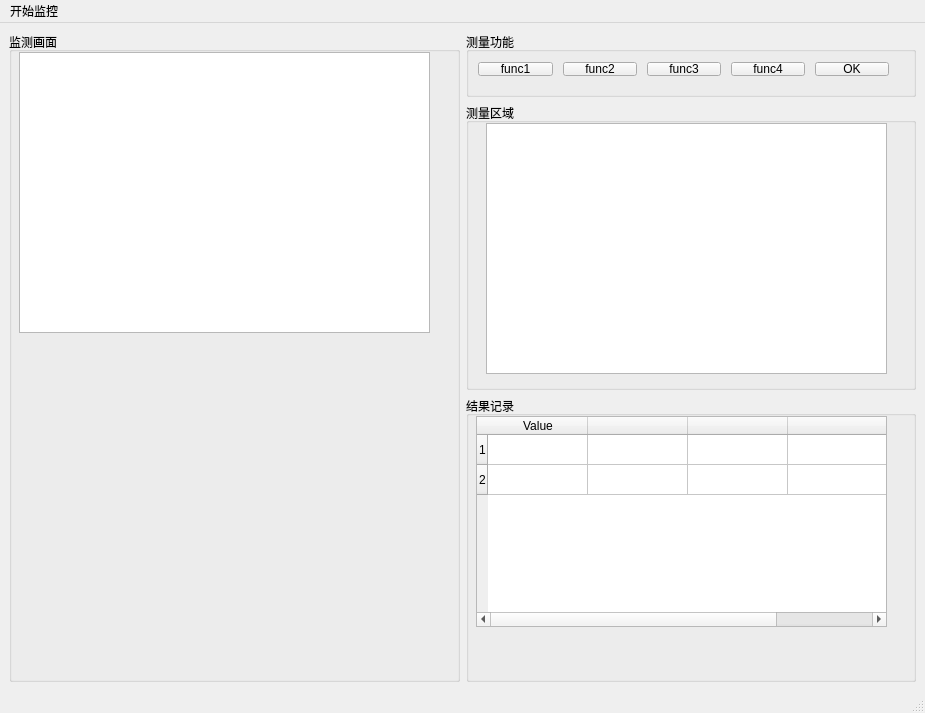
This is main.ui in Bymas1997/pywindow as Qt 5 draws it before an edit. The edited form follows.
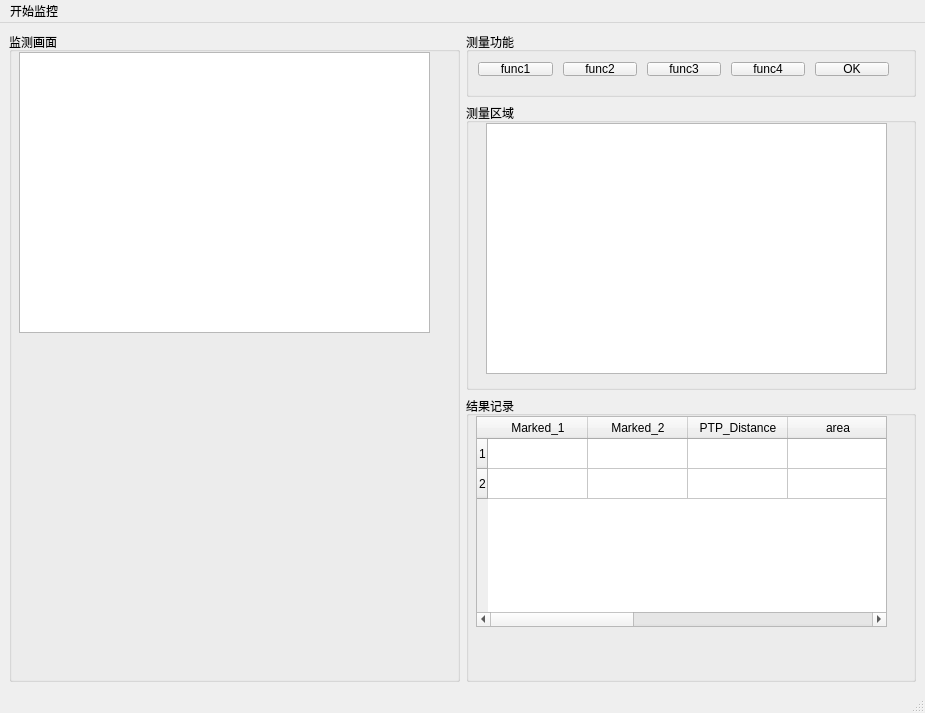
This is the edited form.

Patch:
```diff
--- a/main.ui
+++ b/main.ui
@@ -180,7 +180,27 @@
            </row>
            <column>
             <property name="text">
-             <string>Value</string>
+             <string>Marked_1</string>
+            </property>
+           </column>
+           <column>
+            <property name="text">
+             <string>Marked_2</string>
+            </property>
+           </column>
+           <column>
+            <property name="text">
+             <string>PTP_Distance</string>
+            </property>
+           </column>
+           <column>
+            <property name="text">
+             <string>area</string>
+            </property>
+           </column>
+           <column>
+            <property name="text">
+             <string>新建列</string>
             </property>
            </column>
            <column>
```
